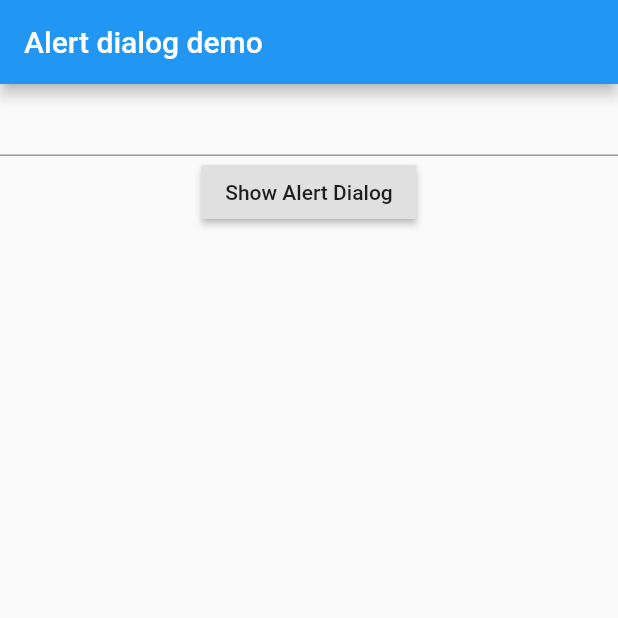
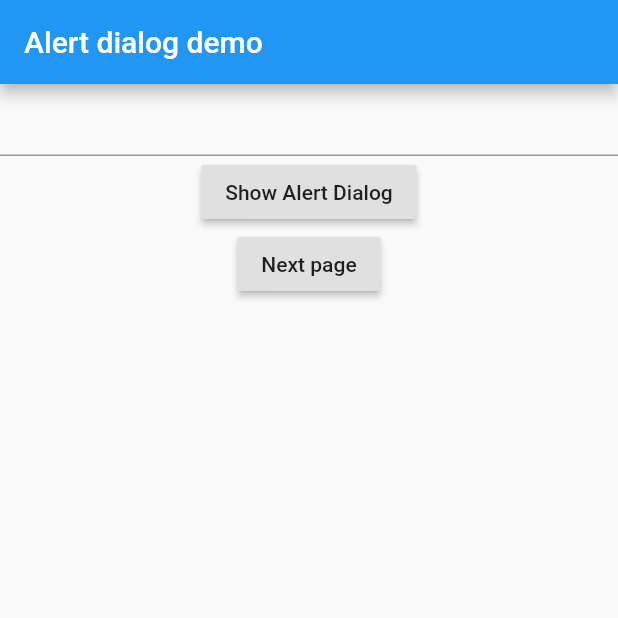
Before and after one commit to amaan75/flutter_tuts, a Flutter app: the screen it shows after launch, on a phone screen of 412 x 824 dp, the top half of it. Run offline on Flutter 3.47's test engine with Material 2 defaults, Android fonts, the phone set to English and light mode, and no system bars.

```diff
--- a/alert_dialog_demo/lib/main.dart
+++ b/alert_dialog_demo/lib/main.dart
@@ -1,6 +1,12 @@
 import 'package:flutter/material.dart';
+//import 'second.dart';
 
-void main() => runApp(new MyApp());
+void main() => runApp(new MaterialApp(
+      // routes: <String, WidgetBuilder>{
+      //       '/Second': (BuildContext context) => new Second(),
+      //     }, NOT NEEDED BUT THIS IS HOW YOU ROUTE
+      home: MyApp(),
+    ));
 
 class MyApp extends StatefulWidget {
   MyAppState createState() => new MyAppState();
@@ -33,11 +39,7 @@ class MyAppState extends State<MyApp> {
 
   @override
   Widget build(BuildContext context) {
-    return new MaterialApp(
-      routes: <String, WidgetBuilder>{
-        '/Home': (BuildContext context) => new MyApp(),
-      },
-      home: new Scaffold(
+    return new Scaffold(
       appBar: new AppBar(
         title: new Text('Alert dialog demo'),
       ),
@@ -51,9 +53,13 @@ class MyAppState extends State<MyApp> {
               new RaisedButton(
                 onPressed: () => _showAlert(_text),
                 child: new Text('Show Alert Dialog'),
-                )
+              ),
+              new RaisedButton(
+                onPressed: () =>
+                    null, // Navigator.of(context).pushNamed('/Second'), if routing needed
+                child: new Text('Next page'),
+              ),
             ],
-            ),
           ),
         ),
       ),
```
Also changed, not shown: alert_dialog_demo/lib/second.dart (added, +19 -0 lines), 1 other file. Lines whose indentation alone changed are shown as unchanged.
